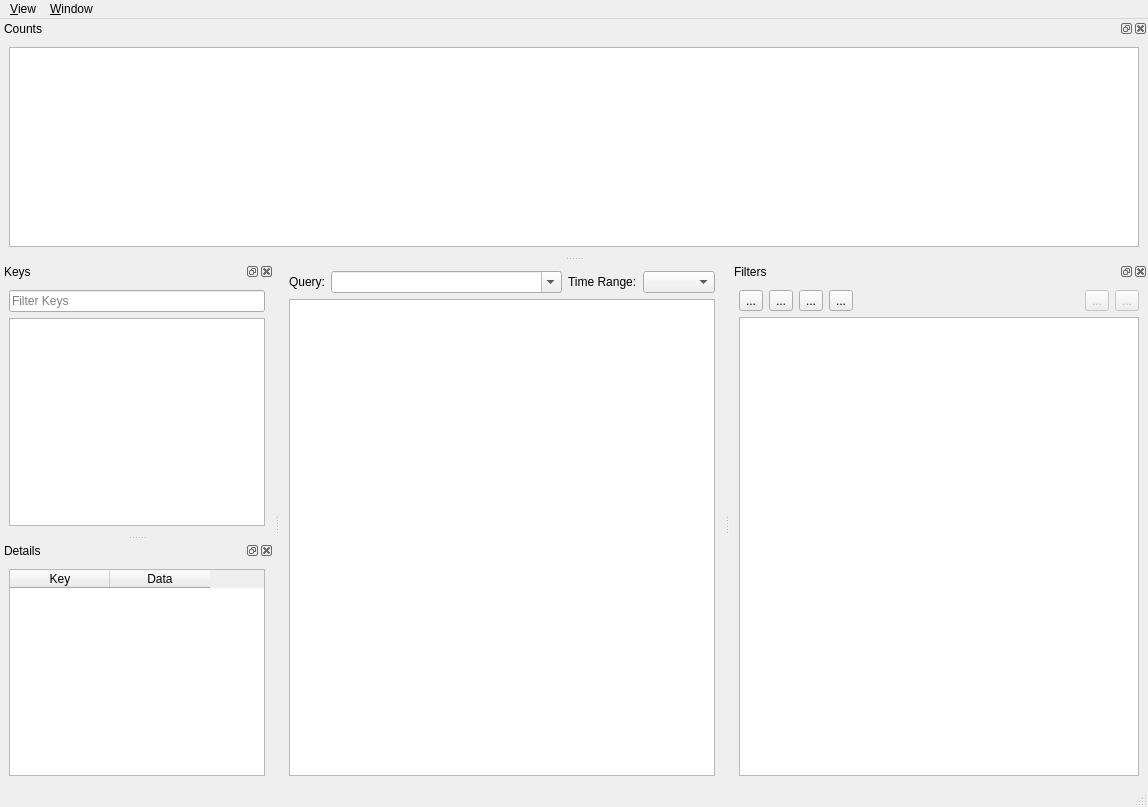
UjOwtuc/qstuff, file src/mainwindow.ui: the form before one commit.
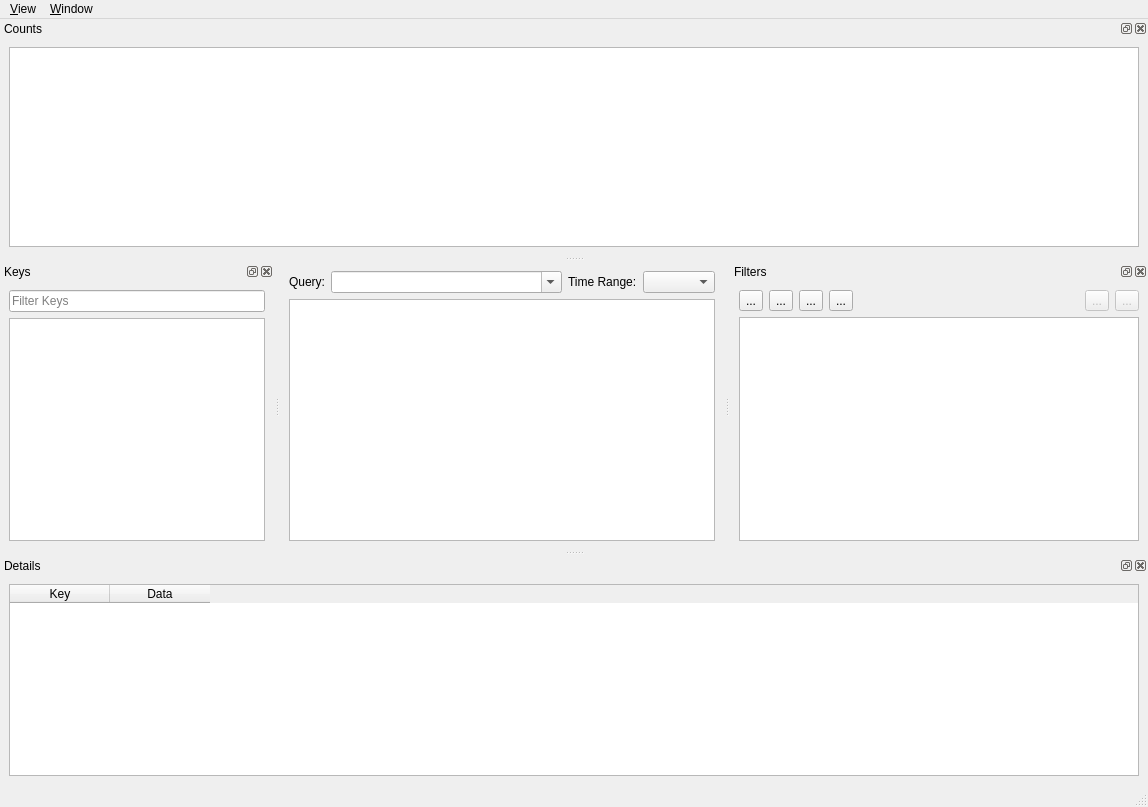
The form after the commit. Icons and pictures are not drawn. Custom widgets are drawn as their Qt base class.

Commit message: handle arrays in events

```diff
--- a/src/mainwindow.ui
+++ b/src/mainwindow.ui
@@ -351,7 +351,7 @@
     <string>Details</string>
    </property>
    <attribute name="dockWidgetArea">
-    <number>1</number>
+    <number>8</number>
    </attribute>
    <widget class="QWidget" name="dockWidgetContents_5">
     <layout class="QGridLayout" name="gridLayout">
```
The commit also changes 2 other files.
